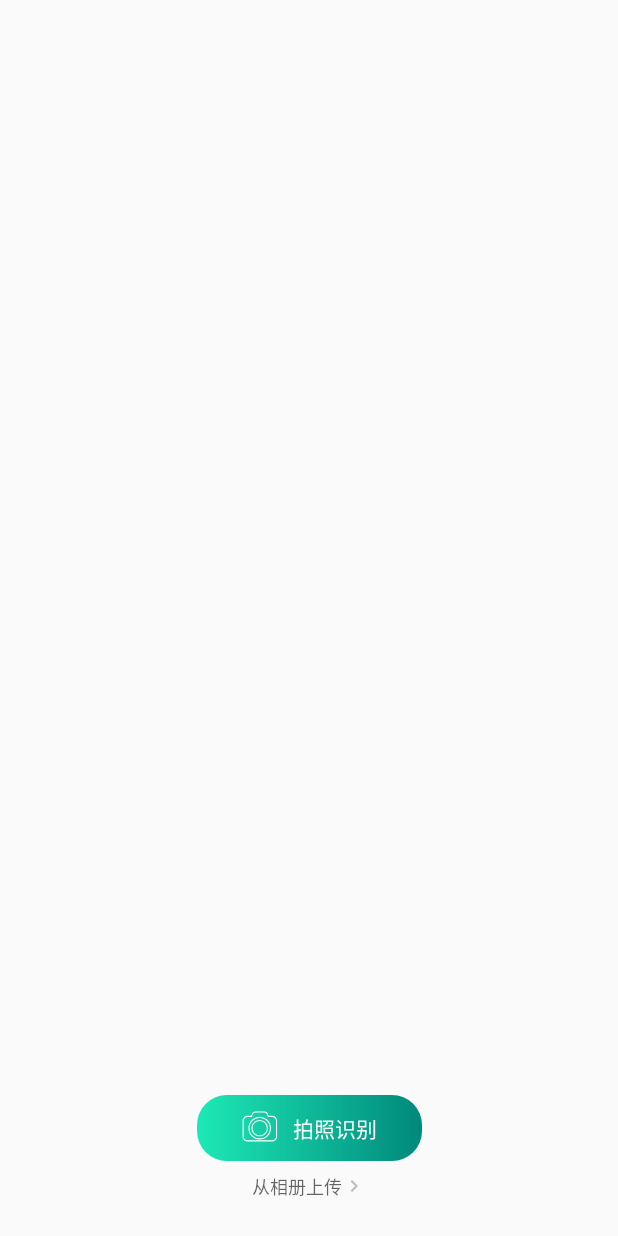
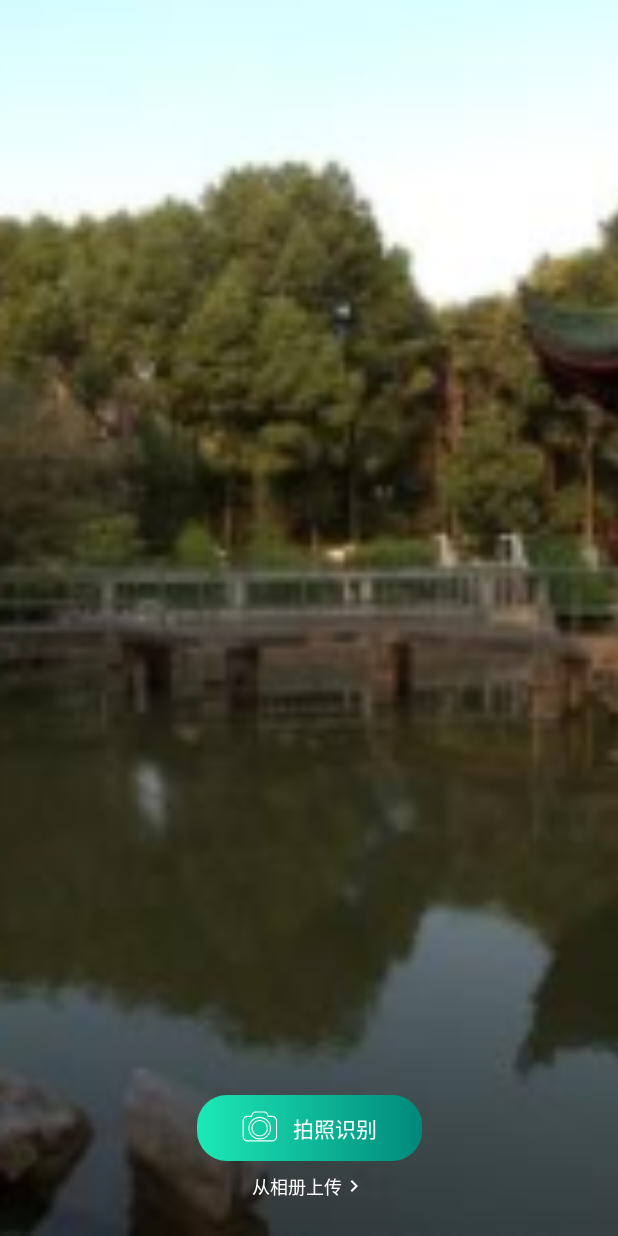
Before and after one commit to imurluck/BuildRecognition, an Android app: the layout activity_main.xml on its own in the app's theme, with its tools: preview values and no code run, on a phone screen of 412 x 824 dp. Run offline under Robolectric (Android 15) with nearby library versions, the phone set to English and light mode, and no system bars.

```diff
--- a/app/src/main/java/com/example/buildingrecognition/CameraFragment.kt
+++ b/app/src/main/java/com/example/buildingrecognition/CameraFragment.kt
@@ -46,9 +46,13 @@ import androidx.fragment.app.Fragment
 import androidx.localbroadcastmanager.content.LocalBroadcastManager
 import com.bumptech.glide.Glide
 import com.bumptech.glide.request.RequestOptions
+import com.example.buildingrecognition.constant.KEY_EVENT_ACTION
+import com.example.buildingrecognition.constant.KEY_EVENT_EXTRA
+import com.example.buildingrecognition.constant.getOutputDirectory
 import com.example.buildingrecognition.extensions.ANIMATION_FAST_MILLIS
 import com.example.buildingrecognition.extensions.ANIMATION_SLOW_MILLIS
 import com.example.buildingrecognition.extensions.simulateClick
+import com.example.buildingrecognition.utils.AutoFitPreviewBuilder
 import java.io.File
 import java.nio.ByteBuffer
 import java.text.SimpleDateFormat
--- a/app/src/main/java/com/example/buildingrecognition/Constant.kt
+++ b/app/src/main/java/com/example/buildingrecognition/constant/Constant.kt
@@ -1,6 +1,7 @@
-package com.example.buildingrecognition
+package com.example.buildingrecognition.constant
 
 import android.content.Context
+import com.example.buildingrecognition.R
 import java.io.File
 
 /**
--- a/app/src/main/res/color/selector_button_text.xml
+++ b/app/src/main/res/color/selector_button_text.xml
@@ -1,8 +1,8 @@
 <?xml version="1.0" encoding="utf-8"?>
 
 <selector xmlns:android="http://schemas.android.com/apk/res/android">
-    <item android:state_pressed="true" android:color="#000000" />
-    <item android:state_enabled="false" android:color="#000000" />
-    <item android:state_focused="true" android:color="#000000" />
+    <item android:state_pressed="true" android:color="#bbbbbb" />
+    <item android:state_enabled="false" android:color="#bbbbbb" />
+    <item android:state_focused="true" android:color="#bbbbbb" />
     <item android:color="#FFFFFF" />
 </selector>
--- a/app/src/main/res/drawable/ic_camera_white_24dp.xml
+++ b/app/src/main/res/drawable/ic_camera_white_24dp.xml
@@ -1,6 +1,15 @@
-<vector android:autoMirrored="true" android:height="24dp"
-    android:viewportHeight="1024" android:viewportWidth="1024"
-    android:width="24dp" xmlns:android="http://schemas.android.com/apk/res/android">
-    <path android:fillColor="#ffffff" android:pathData="M503.59,748.42c-128.24,0 -232.56,-104.3 -232.56,-232.51 0,-128.21 104.33,-232.51 232.56,-232.51 128.24,0 232.57,104.3 232.57,232.51C736.15,644.11 631.82,748.42 503.59,748.42zM503.59,314.1c-111.31,0 -201.86,90.53 -201.86,201.81 0,111.28 90.56,201.81 201.86,201.81 111.31,0 201.87,-90.53 201.87,-201.81C705.45,404.63 614.9,314.1 503.59,314.1z"/>
-    <path android:fillColor="#ffffff" android:pathData="M855.51,894.35 L158.48,894.35c-78.35,0 -142.08,-63.74 -142.08,-142.08L16.4,308.7c0,-78.35 63.74,-142.08 142.08,-142.08l100.26,0 21.52,-57.38c7.09,-18.72 21.32,-36.17 40.1,-49.18 18.77,-13.01 40.05,-20.17 59.91,-20.17l253.47,0c19.86,0 41.14,7.16 59.91,20.17 18.77,13.01 33.01,30.46 40.08,49.14l21.54,57.42 100.26,0c78.35,0 142.08,63.74 142.08,142.08l0,443.57C997.6,830.61 933.86,894.35 855.51,894.35zM158.48,197.31c-61.42,0 -111.38,49.97 -111.38,111.38l0,443.57c0,61.42 49.97,111.38 111.38,111.38l697.03,0c61.42,0 111.38,-49.97 111.38,-111.38L966.9,308.7c0,-61.42 -49.97,-111.38 -111.38,-111.38l-121.53,0 -29,-77.3c-10.14,-26.78 -42.78,-49.44 -71.26,-49.44L380.26,70.58c-28.48,0 -61.12,22.66 -71.28,49.48l-28.98,77.25L158.48,197.31zM503.59,837.1c-177.11,0 -321.19,-144.09 -321.19,-321.19s144.09,-321.19 321.19,-321.19c177.11,0 321.19,144.09 321.19,321.19S680.69,837.1 503.59,837.1zM503.59,225.41c-160.18,0 -290.49,130.31 -290.49,290.49S343.41,806.4 503.59,806.4c160.18,0 290.49,-130.31 290.49,-290.49S663.76,225.41 503.59,225.41z"/>
+<vector
+        xmlns:android="http://schemas.android.com/apk/res/android"
+        android:tint="@color/selector_button_text"
+        android:autoMirrored="true"
+        android:height="24dp"
+        android:viewportHeight="1024"
+        android:viewportWidth="1024"
+        android:width="24dp">
+    <path
+            android:fillColor="#ffffff"
+            android:pathData="M503.59,748.42c-128.24,0 -232.56,-104.3 -232.56,-232.51 0,-128.21 104.33,-232.51 232.56,-232.51 128.24,0 232.57,104.3 232.57,232.51C736.15,644.11 631.82,748.42 503.59,748.42zM503.59,314.1c-111.31,0 -201.86,90.53 -201.86,201.81 0,111.28 90.56,201.81 201.86,201.81 111.31,0 201.87,-90.53 201.87,-201.81C705.45,404.63 614.9,314.1 503.59,314.1z"/>
+    <path
+            android:fillColor="#ffffff"
+            android:pathData="M855.51,894.35 L158.48,894.35c-78.35,0 -142.08,-63.74 -142.08,-142.08L16.4,308.7c0,-78.35 63.74,-142.08 142.08,-142.08l100.26,0 21.52,-57.38c7.09,-18.72 21.32,-36.17 40.1,-49.18 18.77,-13.01 40.05,-20.17 59.91,-20.17l253.47,0c19.86,0 41.14,7.16 59.91,20.17 18.77,13.01 33.01,30.46 40.08,49.14l21.54,57.42 100.26,0c78.35,0 142.08,63.74 142.08,142.08l0,443.57C997.6,830.61 933.86,894.35 855.51,894.35zM158.48,197.31c-61.42,0 -111.38,49.97 -111.38,111.38l0,443.57c0,61.42 49.97,111.38 111.38,111.38l697.03,0c61.42,0 111.38,-49.97 111.38,-111.38L966.9,308.7c0,-61.42 -49.97,-111.38 -111.38,-111.38l-121.53,0 -29,-77.3c-10.14,-26.78 -42.78,-49.44 -71.26,-49.44L380.26,70.58c-28.48,0 -61.12,22.66 -71.28,49.48l-28.98,77.25L158.48,197.31zM503.59,837.1c-177.11,0 -321.19,-144.09 -321.19,-321.19s144.09,-321.19 321.19,-321.19c177.11,0 321.19,144.09 321.19,321.19S680.69,837.1 503.59,837.1zM503.59,225.41c-160.18,0 -290.49,130.31 -290.49,290.49S343.41,806.4 503.59,806.4c160.18,0 290.49,-130.31 290.49,-290.49S663.76,225.41 503.59,225.41z"/>
 </vector>
--- a/app/src/main/res/drawable/ic_chevron_right_grey_16dp.xml
+++ b/app/src/main/res/drawable/ic_chevron_right_grey_16dp.xml
@@ -1,5 +1,5 @@
 <vector android:autoMirrored="true" android:height="16dp"
-    android:tint="#BBBBBB" android:viewportHeight="24.0"
+    android:tint="@color/selector_button_text" android:viewportHeight="24.0"
     android:viewportWidth="24.0" android:width="16dp" xmlns:android="http://schemas.android.com/apk/res/android">
     <path android:fillColor="#FF000000" android:pathData="M10,6L8.59,7.41 13.17,12l-4.58,4.59L10,18l6,-6z"/>
 </vector>
--- a/app/src/main/res/layout/activity_main.xml
+++ b/app/src/main/res/layout/activity_main.xml
@@ -5,7 +5,13 @@
         xmlns:app="http://schemas.android.com/apk/res-auto"
         android:layout_width="match_parent"
         android:layout_height="match_parent"
-        tools:context=".MainActivity">
+        tools:context=".main.MainActivity">
+
+    <ImageView
+            android:layout_width="match_parent"
+            android:layout_height="match_parent"
+            android:scaleType="centerCrop"
+            android:src="@drawable/main_bg"/>
 
     <TextView
             android:id="@+id/albumTv"
@@ -13,6 +19,7 @@
             android:layout_height="wrap_content"
             style="@style/TextAppearance.AppCompat.Caption"
             android:text="@string/goto_album_btn"
+            android:textColor="@color/selector_button_text"
             android:drawableEnd="@drawable/ic_chevron_right_grey_16dp"
             android:gravity="center_vertical"
             android:layout_marginBottom="24dp"
@@ -27,7 +34,7 @@
             android:layout_width="wrap_content"
             android:layout_height="wrap_content"
             style="@style/TextAppearance.AppCompat.Body1"
-            android:textColor="@android:color/white"
+            android:textColor="@color/selector_button_text"
             android:text="@string/goto_recognition_btn"
             android:background="@drawable/bg_recognition_btn"
             android:paddingStart="30dp"
--- a/app/src/main/res/values/styles.xml
+++ b/app/src/main/res/values/styles.xml
@@ -1,7 +1,7 @@
 <resources>
 
     <!-- Base application theme. -->
-    <style name="AppTheme" parent="Theme.AppCompat.Light.DarkActionBar">
+    <style name="AppTheme" parent="Theme.AppCompat.Light.NoActionBar">
         <!-- Customize your theme here. -->
         <item name="colorPrimary">@color/colorPrimary</item>
         <item name="colorPrimaryDark">@color/colorPrimaryDark</item>
```
Also changed, not shown: app/src/main/AndroidManifest.xml (+4 -3 lines), app/src/main/java/com/example/buildingrecognition/BaseActivity.kt (added, +36 -0 lines), app/src/main/java/com/example/buildingrecognition/PhotoFragment.kt (deleted, +0 -37 lines), app/src/main/java/com/example/buildingrecognition/main/MainActivity.kt (renamed from app/src/main/java/com/example/buildingrecognition/MainActivity.kt, +25 -5 lines), app/src/main/java/com/example/buildingrecognition/recognition/RecognitionActivity.kt (added, +22 -0 lines), app/src/main/java/com/example/buildingrecognition/utils/AutoFitPreviewBuilder.kt (renamed from app/src/main/java/com/example/buildingrecognition/AutoFitPreviewBuilder.kt, +18 -12 lines), app/src/main/res/layout/activity_recognition.xml (added, +10 -0 lines), app/src/main/res/drawable-xhdpi/main_bg.jpg (added).
